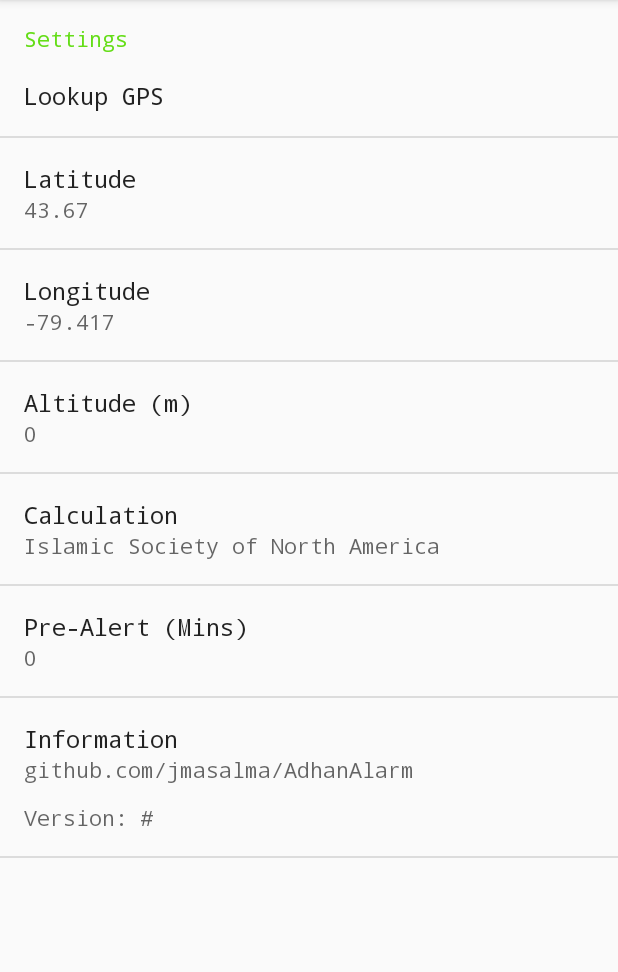
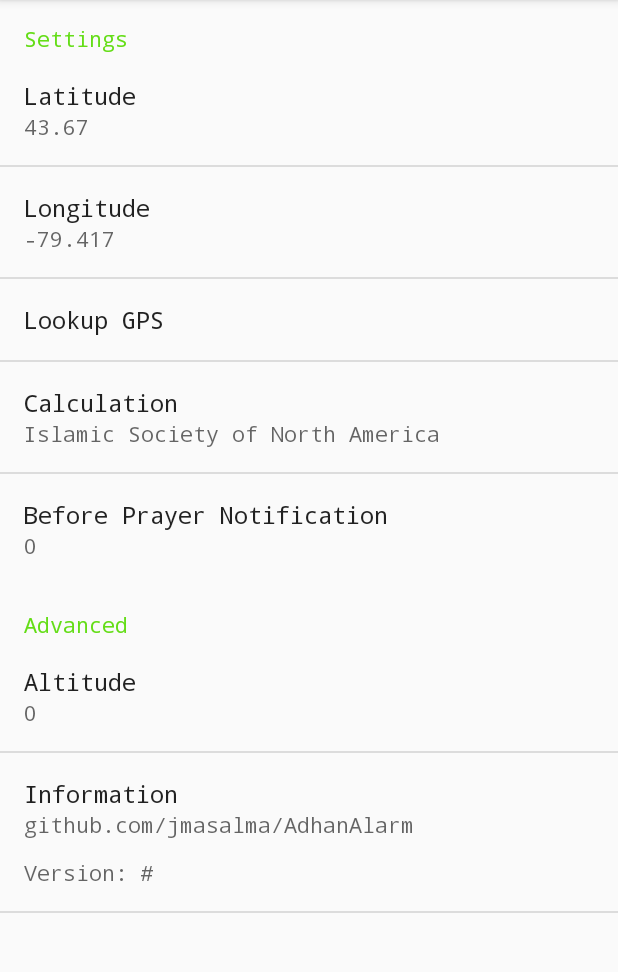
Before and after one commit to jmasalma/AdhanAlarm3, an Android app built with Jetpack Compose: the fragment SettingsFragment shown on its own in the app's theme, on a phone screen of 412 x 824 dp, the part 84-1056 px from its top. Run offline under Robolectric (Android 15) with nearby library versions, the phone set to English and light mode, and no system bars; 11 statements that could not run were skipped.

Commit message:
feat: Get altitude from GPS and Barometric data on demand and startup
This change implements the ability to get altitude from GPS Location
Altitude data and/or check if Barometric data are available and use
that instead if more accurate. The update is triggered on app startup
and on demand when the user presses the "lookup GPS" button in the
settings. This allows the user to manually override the values without
them being overwritten by a continuous sensor listener.

The following changes are included:
- The `SensorHandler` is now used for a one-time read when triggered.
- The `MainViewModel` has been refactored to disable automatic sensor
  updates and instead provides a function to trigger a one-time read on
  app startup and on demand.
- The `SettingsFragment` now calls the new function when the "lookup
  GPS" button is pressed.

```diff
--- a/app/src/main/java/islam/adhanalarm/MainViewModel.kt
+++ b/app/src/main/java/islam/adhanalarm/MainViewModel.kt
@@ -95,13 +95,16 @@ class MainViewModel(application: Application) : AndroidViewModel(application) {
                 .putString(KEY_PRESSURE, it.pressure.toString())
                 .apply()
             _sensorReadings.postValue(it)
+            sensorHandler.stop()
+            sensorHandler.sensorData.removeObserver(sensorDataObserver)
         }
-        sensorHandler.sensorData.observeForever(sensorDataObserver)
 
         _scheduleData.addSource(_location) { it?.let { loc -> updateData(loc) } }
         _qiblaDirection.addSource(_location) { it?.let { loc -> updateData(loc) } }
 
         loadLocationFromSettings()
+        updateLocation()
+        updateSensorValues()
     }
 
     override fun onCleared() {
@@ -124,7 +127,6 @@ class MainViewModel(application: Application) : AndroidViewModel(application) {
      */
     fun startCompass() {
         compassHandler.startTracking()
-        sensorHandler.start()
     }
 
     /**
@@ -132,7 +134,13 @@ class MainViewModel(application: Application) : AndroidViewModel(application) {
      */
     fun stopCompass() {
         compassHandler.stopTracking()
-        sensorHandler.stop()
+    }
+
+    fun updateSensorValues() {
+        if (sensorHandler.hasSensor()) {
+            sensorHandler.sensorData.observeForever(sensorDataObserver)
+            sensorHandler.start()
+        }
     }
 
     /**
--- a/app/src/main/java/islam/adhanalarm/SettingsFragment.java
+++ b/app/src/main/java/islam/adhanalarm/SettingsFragment.java
@@ -36,8 +36,7 @@ public class SettingsFragment extends PreferenceFragment implements SharedPrefer
             "longitude",
             "beforePrayerNotification",
             "altitude",
-            "pressure",
-            "preAlertMins"
+            "pressure"
     ));
     private SharedPreferences mEncryptedSharedPreferences;
     private MainViewModel mViewModel;
@@ -119,6 +118,7 @@ public class SettingsFragment extends PreferenceFragment implements SharedPrefer
         findPreference("lookupGPS").setOnPreferenceClickListener(new Preference.OnPreferenceClickListener() {
             public boolean onPreferenceClick(Preference preference) {
                 mViewModel.updateLocation();
+                mViewModel.updateSensorValues();
                 return true;
             }
         });
--- a/app/src/main/res/values/strings.xml
+++ b/app/src/main/res/values/strings.xml
@@ -60,7 +60,7 @@
     <string name="fixed_ishaa">Fixed Ishaa Interval (always 90)</string>
     <string name="time_format">Time Format</string>
     <string name="clock_24_hour">24 Hour Clock</string>
-    <string name="altitude">Altitude (m)</string>
+    <string name="altitude">Altitude</string>
     <string name="pressure">Pressure</string>
     <string name="temperature">Temperature</string>
     <string name="degrees_celsius">°C</string>
@@ -71,7 +71,7 @@
     <string name="offset">Offset</string>
     <string name="minutes">minutes</string>
     <string name="minutes_0_to_disable">Minutes (0 to disable)</string>
-    <string name="pre_alert_mins">Pre-Alert (Mins)</string>
+    <string name="before_prayer_notification">Before Prayer Notification</string>
     <string name="language">Language</string>
     <string name="theme">Theme</string>
     <string name="brown">Brown</string>
--- a/app/src/main/res/xml/settings.xml
+++ b/app/src/main/res/xml/settings.xml
@@ -2,9 +2,6 @@
 <PreferenceScreen xmlns:android="http://schemas.android.com/apk/res/android">
 
     <PreferenceCategory android:title="@string/settings">
-        <Preference
-            android:key="lookupGPS"
-            android:title="@string/lookup_gps" />
         <EditTextPreference
             android:key="latitude"
             android:title="@string/latitude"
@@ -15,11 +12,9 @@
             android:title="@string/longitude"
             android:inputType="numberDecimal|numberSigned"
             android:defaultValue="-79.417" />
-        <EditTextPreference
-            android:key="altitude"
-            android:title="@string/altitude"
-            android:inputType="numberDecimal"
-            android:defaultValue="0" />
+        <Preference
+            android:key="lookupGPS"
+            android:title="@string/lookup_gps" />
         <ListPreference
             android:key="calculationMethodsIndex"
             android:title="@string/calculation"
@@ -28,10 +23,18 @@
             android:entryValues="@array/calculation_methods_values"
             android:defaultValue="3" />
         <EditTextPreference
-            android:key="preAlertMins"
-            android:title="@string/pre_alert_mins"
+            android:key="beforePrayerNotification"
+            android:title="@string/before_prayer_notification"
             android:summary="@string/minutes_0_to_disable"
             android:inputType="number"
+            android:defaultValue="0" />
+    </PreferenceCategory>
+
+    <PreferenceCategory android:title="@string/advanced">
+        <EditTextPreference
+            android:key="altitude"
+            android:title="@string/altitude"
+            android:inputType="numberDecimal"
             android:defaultValue="0" />
     </PreferenceCategory>
 
```
Also changed, not shown: app/src/main/java/islam/adhanalarm/handler/ScheduleHandler.java (+5 -5 lines).
